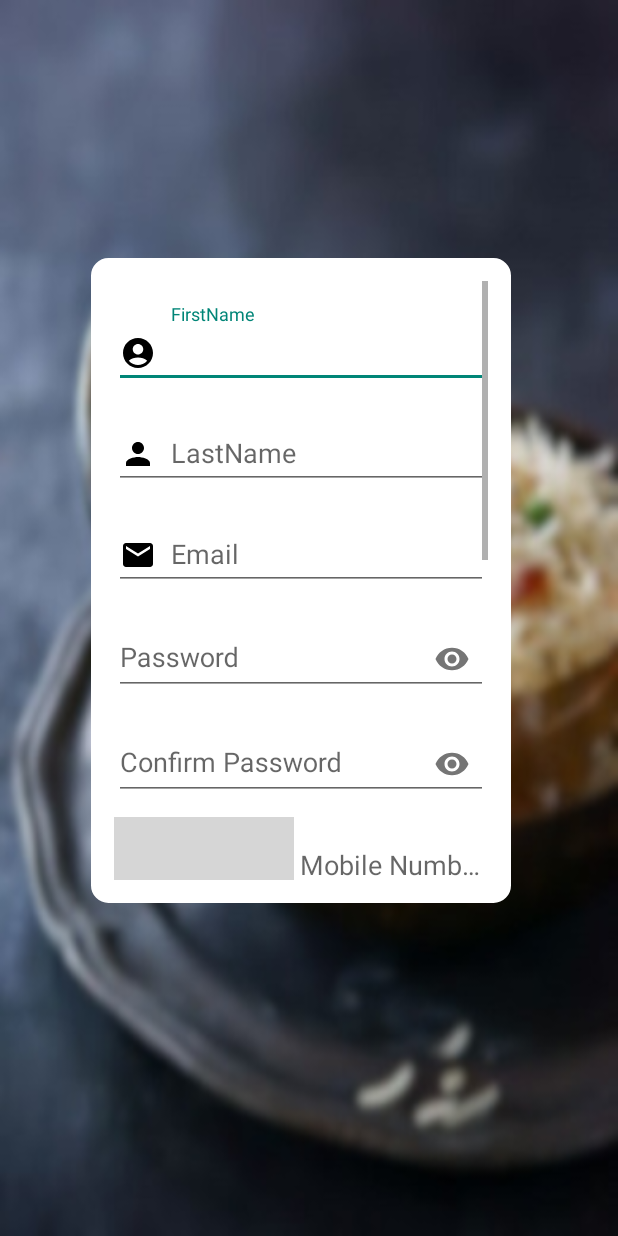
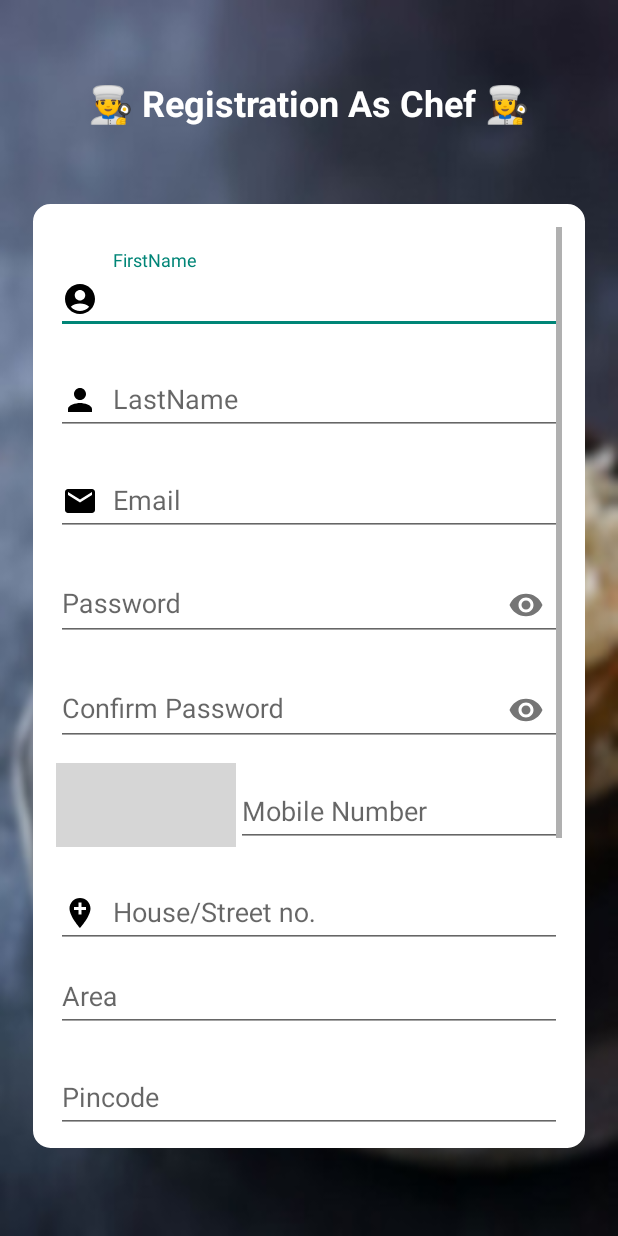
Before and after one commit to dkmoradiya611/MeFoody, an Android app: the Chefregister screen opened directly, with no data from a screen before it, on a phone screen of 412 x 824 dp. Run offline under Robolectric (Android 15) with nearby library versions, the phone set to English and light mode, and no system bars; our stand-ins replace Firebase (no records; nobody signed in at launch, a user with empty details on screens opened directly); libraries missing offline, so code that uses them is left out: com.hbb20; plain views replace CountryCodePicker; 1 statement that could not run was skipped; grey boxes are pictures that could not be loaded.

Commit message:
Chefregisterjgchgc

```diff
--- a/app/src/main/res/layout/activity_chefregister.xml
+++ b/app/src/main/res/layout/activity_chefregister.xml
@@ -8,24 +8,25 @@
     tools:context=".Chefregister">
 
     <ScrollView
-        android:layout_width="280dp"
-        android:layout_height="430dp"
-        android:layout_marginLeft="50dp"
-        android:layout_marginRight="60dp"
+        android:id="@+id/scrollView2"
+        android:layout_width="368dp"
+        android:layout_height="629dp"
+        android:layout_marginStart="50dp"
+        android:layout_marginEnd="50dp"
+        android:layout_marginBottom="20dp"
         android:background="@drawable/background_shape"
         android:orientation="vertical"
         android:padding="15dp"
         app:layout_constraintBottom_toBottomOf="parent"
         app:layout_constraintEnd_toEndOf="parent"
-        app:layout_constraintHorizontal_bias="0.495"
+        app:layout_constraintHorizontal_bias="0.508"
         app:layout_constraintStart_toStartOf="parent"
-        app:layout_constraintTop_toTopOf="parent"
-        app:layout_constraintVertical_bias="0.436">
+        app:layout_constraintTop_toBottomOf="@+id/textView3">
 
         <LinearLayout
             android:layout_width="match_parent"
             android:layout_height="wrap_content"
-            android:orientation="vertical" >
+            android:orientation="vertical">
 
             <com.google.android.material.textfield.TextInputLayout
                 android:id="@+id/txtfnamechefreg"
@@ -88,7 +89,8 @@
                     android:drawableLeft="@drawable/password"
                     android:drawablePadding="10dp"
                     android:hint="Password"
-                    android:inputType="text|textPassword" />
+                    android:inputType="text|textPassword"
+                    android:maxLength="8" />
             </com.google.android.material.textfield.TextInputLayout>
 
             <com.google.android.material.textfield.TextInputLayout
@@ -105,6 +107,7 @@
                     android:drawablePadding="10dp"
                     android:hint="Confirm Password"
                     android:inputType="text|textPassword"
+                    android:maxLength="8"
                     tools:ignore="TouchTargetSizeCheck,TouchTargetSizeCheck" />
             </com.google.android.material.textfield.TextInputLayout>
 
@@ -117,7 +120,7 @@
                 <com.hbb20.CountryCodePicker
                     android:id="@+id/ccdchefreg"
                     android:layout_width="120dp"
-                    android:layout_height="match_parent"/>
+                    android:layout_height="match_parent" />
 
                 <com.google.android.material.textfield.TextInputLayout
                     android:id="@+id/txtmnochefreg"
@@ -129,6 +132,7 @@
                         android:layout_height="wrap_content"
                         android:hint="Mobile Number"
                         android:inputType="phone"
+                        android:maxLength="10"
                         tools:ignore="TouchTargetSizeCheck" />
                 </com.google.android.material.textfield.TextInputLayout>
             </LinearLayout>
@@ -172,6 +176,7 @@
                     android:layout_height="wrap_content"
                     android:hint="Pincode"
                     android:inputType="number"
+                    android:maxLength="6"
                     tools:ignore="TouchTargetSizeCheck" />
 
             </com.google.android.material.textfield.TextInputLayout>
@@ -280,11 +285,11 @@
 
                 <Button
                     android:id="@+id/btnphonechefreg"
-                    android:layout_width="97dp"
+                    android:layout_width="95dp"
                     android:layout_height="40dp"
-                    android:layout_marginLeft="30dp"
-                    android:layout_marginRight="20dp"
-                    android:layout_weight="1"
+                    android:layout_marginRight="15dp"
+                    android:layout_marginLeft="118dp"
+
                     android:background="@drawable/btnbluiesh"
                     android:drawableLeft="@drawable/phone"
                     android:padding="8dp"
@@ -295,4 +300,18 @@
         </LinearLayout>
     </ScrollView>
 
+    <TextView
+        android:id="@+id/textView3"
+        android:layout_width="335dp"
+        android:layout_height="59dp"
+        android:gravity="center"
+        android:text="👨‍🍳 Registration As Chef 👩‍🍳"
+        android:textColor="#FFFFFF"
+        android:textSize="24sp"
+        android:textStyle="bold"
+        app:layout_constraintBottom_toTopOf="@+id/scrollView2"
+        app:layout_constraintEnd_toEndOf="parent"
+        app:layout_constraintStart_toStartOf="parent"
+        app:layout_constraintTop_toTopOf="parent" />
+
 </androidx.constraintlayout.widget.ConstraintLayout>
```
Also changed, not shown: app/src/main/res/layout/activity_cust_register.xml (+25 -13 lines), app/src/main/res/layout/activity_delivery_register.xml (+27 -12 lines).
